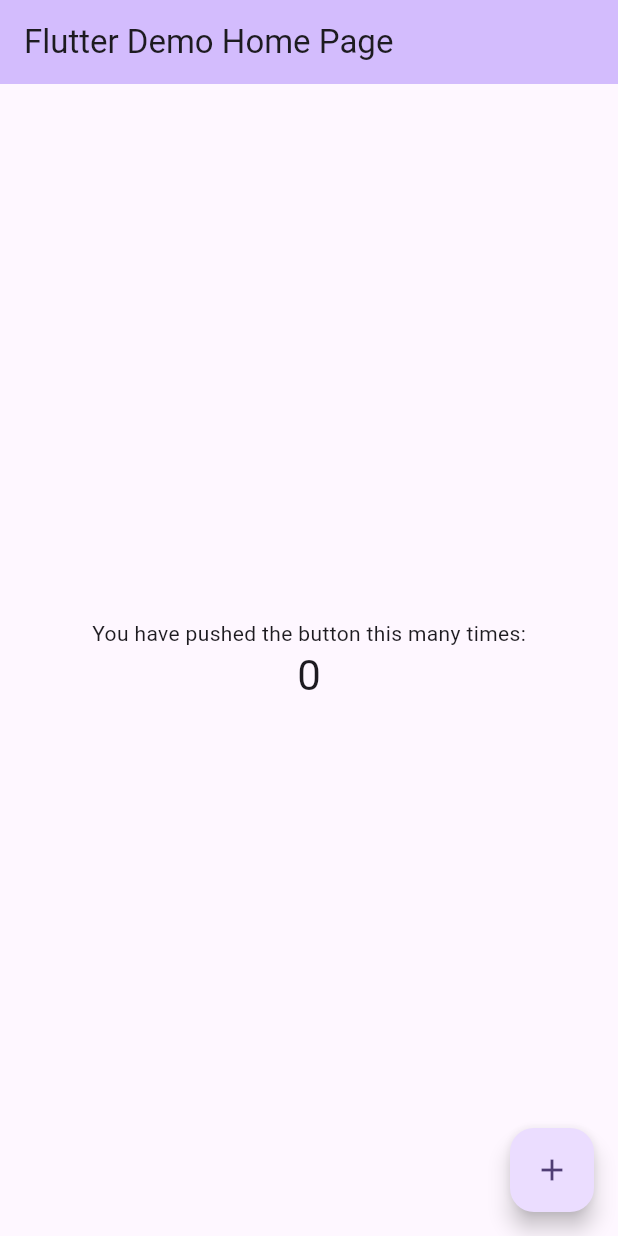
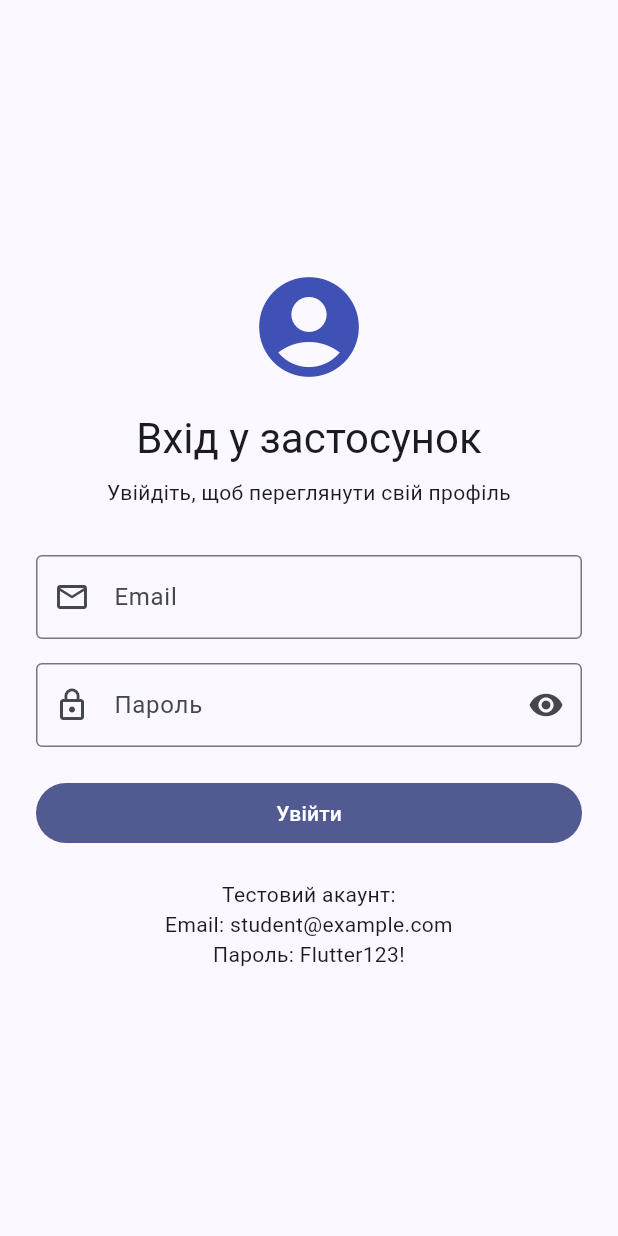
Before and after one commit to Kiter0/Programming-Mobile-Platforms, a Flutter app: the screen it shows after launch, on a phone screen of 412 x 824 dp. Run offline on Flutter 3.47's test engine with Material 3 defaults, Android fonts, the light colour scheme and no system bars; accounts and stored records are empty.

Commit message:
Implement login screen and authentication flow

```diff
--- a/practice-06-provider-auth/lib/main.dart
+++ b/practice-06-provider-auth/lib/main.dart
@@ -1,122 +1,64 @@
+
 import 'package:flutter/material.dart';
+import 'package:provider/provider.dart';
+
+import 'models/auth_model.dart';
+import 'models/profile_model.dart';
+import 'screens/home_screen.dart';
+import 'screens/login_screen.dart';
+import 'services/fake_auth_api.dart';
 
 void main() {
-  runApp(const MyApp());
+  runApp(
+    MultiProvider(
+      providers: [
+        ChangeNotifierProvider<AuthModel>(
+          create: (_) => AuthModel(FakeAuthApi()),
+        ),
+        ChangeNotifierProvider<ProfileModel>(
+          create: (_) => ProfileModel(FakeAuthApi()),
+        ),
+      ],
+      child: const AuthApp(),
+    ),
+  );
 }
 
-class MyApp extends StatelessWidget {
-  const MyApp({super.key});
+class AuthApp extends StatelessWidget {
+  const AuthApp({super.key});
 
-  // This widget is the root of your application.
   @override
   Widget build(BuildContext context) {
     return MaterialApp(
-      title: 'Flutter Demo',
+      title: 'Авторизація та профіль',
+      debugShowCheckedModeBanner: false,
       theme: ThemeData(
-        // This is the theme of your application.
-        //
-        // TRY THIS: Try running your application with "flutter run". You'll see
-        // the application has a purple toolbar. Then, without quitting the app,
-        // try changing the seedColor in the colorScheme below to Colors.green
-        // and then invoke "hot reload" (save your changes or press the "hot
-        // reload" button in a Flutter-supported IDE, or press "r" if you used
-        // the command line to start the app).
-        //
-        // Notice that the counter didn't reset back to zero; the application
-        // state is not lost during the reload. To reset the state, use hot
-        // restart instead.
-        //
-        // This works for code too, not just values: Most code changes can be
-        // tested with just a hot reload.
-        colorScheme: .fromSeed(seedColor: Colors.deepPurple),
+        colorScheme: ColorScheme.fromSeed(
+          seedColor: Colors.indigo,
+        ),
+        useMaterial3: true,
+        inputDecorationTheme: const InputDecorationTheme(
+          border: OutlineInputBorder(),
+        ),
       ),
-      home: const MyHomePage(title: 'Flutter Demo Home Page'),
+      home: const AuthGate(),
     );
   }
 }
 
-class MyHomePage extends StatefulWidget {
-  const MyHomePage({super.key, required this.title});
-
-  // This widget is the home page of your application. It is stateful, meaning
-  // that it has a State object (defined below) that contains fields that affect
-  // how it looks.
-
-  // This class is the configuration for the state. It holds the values (in this
-  // case the title) provided by the parent (in this case the App widget) and
-  // used by the build method of the State. Fields in a Widget subclass are
-  // always marked "final".
-
-  final String title;
-
-  @override
-  State<MyHomePage> createState() => _MyHomePageState();
-}
-
-class _MyHomePageState extends State<MyHomePage> {
-  int _counter = 0;
-
-  void _incrementCounter() {
-    setState(() {
-      // This call to setState tells the Flutter framework that something has
-      // changed in this State, which causes it to rerun the build method below
-      // so that the display can reflect the updated values. If we changed
-      // _counter without calling setState(), then the build method would not be
-      // called again, and so nothing would appear to happen.
-      _counter++;
-    });
-  }
+class AuthGate extends StatelessWidget {
+  const AuthGate({super.key});
 
   @override
   Widget build(BuildContext context) {
-    // This method is rerun every time setState is called, for instance as done
-    // by the _incrementCounter method above.
-    //
-    // The Flutter framework has been optimized to make rerunning build methods
-    // fast, so that you can just rebuild anything that needs updating rather
-    // than having to individually change instances of widgets.
-    return Scaffold(
-      appBar: AppBar(
-        // TRY THIS: Try changing the color here to a specific color (to
-        // Colors.amber, perhaps?) and trigger a hot reload to see the AppBar
-        // change color while the other colors stay the same.
-        backgroundColor: Theme.of(context).colorScheme.inversePrimary,
-        // Here we take the value from the MyHomePage object that was created by
-        // the App.build method, and use it to set our appbar title.
-        title: Text(widget.title),
-      ),
-      body: Center(
-        // Center is a layout widget. It takes a single child and positions it
-        // in the middle of the parent.
-        child: Column(
-          // Column is also a layout widget. It takes a list of children and
-          // arranges them vertically. By default, it sizes itself to fit its
-          // children horizontally, and tries to be as tall as its parent.
-          //
-          // Column has various properties to control how it sizes itself and
-          // how it positions its children. Here we use mainAxisAlignment to
-          // center the children vertically; the main axis here is the vertical
-          // axis because Columns are vertical (the cross axis would be
-          // horizontal).
-          //
-          // TRY THIS: Invoke "debug painting" (choose the "Toggle Debug Paint"
-          // action in the IDE, or press "p" in the console), to see the
-          // wireframe for each widget.
-          mainAxisAlignment: .center,
-          children: [
-            const Text('You have pushed the button this many times:'),
-            Text(
-              '$_counter',
-              style: Theme.of(context).textTheme.headlineMedium,
-            ),
-          ],
-        ),
-      ),
-      floatingActionButton: FloatingActionButton(
-        onPressed: _incrementCounter,
-        tooltip: 'Increment',
-        child: const Icon(Icons.add),
-      ),
+    final isLoggedIn = context.select<AuthModel, bool>(
+      (auth) => auth.isLoggedIn,
     );
+
+    if (isLoggedIn) {
+      return const HomeScreen();
+    }
+
+    return const LoginScreen();
   }
 }
--- /dev/null
+++ b/practice-06-provider-auth/lib/screens/login_screen.dart
@@ -0,0 +1,182 @@
+
+import 'package:flutter/material.dart';
+import 'package:provider/provider.dart';
+
+import '../models/auth_model.dart';
+
+class LoginScreen extends StatefulWidget {
+  const LoginScreen({super.key});
+
+  @override
+  State<LoginScreen> createState() => _LoginScreenState();
+}
+
+class _LoginScreenState extends State<LoginScreen> {
+  final _formKey = GlobalKey<FormState>();
+  final _emailController = TextEditingController();
+  final _passwordController = TextEditingController();
+
+  bool _obscurePassword = true;
+
+  @override
+  void dispose() {
+    _emailController.dispose();
+    _passwordController.dispose();
+    super.dispose();
+  }
+
+  Future<void> _submit() async {
+    if (!_formKey.currentState!.validate()) return;
+
+    FocusScope.of(context).unfocus();
+
+    await context.read<AuthModel>().login(
+          email: _emailController.text.trim(),
+          password: _passwordController.text,
+        );
+  }
+
+  @override
+  Widget build(BuildContext context) {
+    return Scaffold(
+      body: SafeArea(
+        child: Center(
+          child: SingleChildScrollView(
+            padding: const EdgeInsets.all(24),
+            child: ConstrainedBox(
+              constraints: const BoxConstraints(maxWidth: 420),
+              child: Form(
+                key: _formKey,
+                child: Column(
+                  crossAxisAlignment: CrossAxisAlignment.stretch,
+                  children: [
+                    const Icon(
+                      Icons.account_circle,
+                      size: 80,
+                      color: Colors.indigo,
+                    ),
+                    const SizedBox(height: 16),
+                    Text(
+                      'Вхід у застосунок',
+                      textAlign: TextAlign.center,
+                      style: Theme.of(context).textTheme.headlineMedium,
+                    ),
+                    const SizedBox(height: 8),
+                    Text(
+                      'Увійдіть, щоб переглянути свій профіль',
+                      textAlign: TextAlign.center,
+                      style: Theme.of(context).textTheme.bodyMedium,
+                    ),
+                    const SizedBox(height: 32),
+                    TextFormField(
+                      controller: _emailController,
+                      keyboardType: TextInputType.emailAddress,
+                      autofillHints: const [AutofillHints.email],
+                      decoration: const InputDecoration(
+                        labelText: 'Email',
+                        prefixIcon: Icon(Icons.email_outlined),
+                      ),
+                      validator: (value) {
+                        final email = value?.trim() ?? '';
+                        final emailPattern =
+                            RegExp(r'^[^@\s]+@[^@\s]+\.[^@\s]+$');
+
+                        if (!emailPattern.hasMatch(email)) {
+                          return 'Введіть коректний email';
+                        }
+
+                        return null;
+                      },
+                    ),
+                    const SizedBox(height: 16),
+                    TextFormField(
+                      controller: _passwordController,
+                      obscureText: _obscurePassword,
+                      autofillHints: const [AutofillHints.password],
+                      decoration: InputDecoration(
+                        labelText: 'Пароль',
+                        prefixIcon: const Icon(Icons.lock_outline),
+                        suffixIcon: IconButton(
+                          tooltip: _obscurePassword
+                              ? 'Показати пароль'
+                              : 'Приховати пароль',
+                          onPressed: () {
+                            setState(() {
+                              _obscurePassword = !_obscurePassword;
+                            });
+                          },
+                          icon: Icon(
+                            _obscurePassword
+                                ? Icons.visibility
+                                : Icons.visibility_off,
+                          ),
+                        ),
+                      ),
+                      validator: (value) {
+                        if ((value ?? '').length < 8) {
+                          return 'Пароль має містити щонайменше 8 символів';
+                        }
+
+                        return null;
+                      },
+                    ),
+                    const SizedBox(height: 20),
+                    Consumer<AuthModel>(
+                      builder: (context, auth, child) {
+                        return Column(
+                          crossAxisAlignment: CrossAxisAlignment.stretch,
+                          children: [
+                            if (auth.errorMessage != null) ...[
+                              Text(
+                                auth.errorMessage!,
+                                style: TextStyle(
+                                  color: Theme.of(context)
+                                      .colorScheme
+                                      .error,
+                                ),
+                                textAlign: TextAlign.center,
+                              ),
+                              const SizedBox(height: 8),
+                            ],
+                            FilledButton(
+                              onPressed:
+                                  auth.isLoading ? null : _submit,
+                              child: auth.isLoading
+                                  ? const SizedBox(
+                                      width: 22,
+                                      height: 22,
+                                      child: CircularProgressIndicator(
+                                        strokeWidth: 2,
+                                      ),
+                                    )
+                                  : const Text('Увійти'),
+                            ),
+                            if (auth.errorMessage != null) ...[
+                              const SizedBox(height: 8),
+                              TextButton(
+                                onPressed:
+                                    auth.isLoading ? null : _submit,
+                                child: const Text('Повторити'),
+                              ),
+                            ],
+                          ],
+                        );
+                      },
+                    ),
+                    const SizedBox(height: 20),
+                    const Text(
+                      'Тестовий акаунт:\n'
+                      'Email: student@example.com\n'
+                      'Пароль: Flutter123!',
+                      textAlign: TextAlign.center,
+                    ),
+                  ],
+                ),
+              ),
+            ),
+          ),
+        ),
+      ),
+    );
+  }
+}
```
Also changed, not shown: practice-06-provider-auth/lib/screens/home_screen.dart (added, +99 -0 lines), 1 other file.
